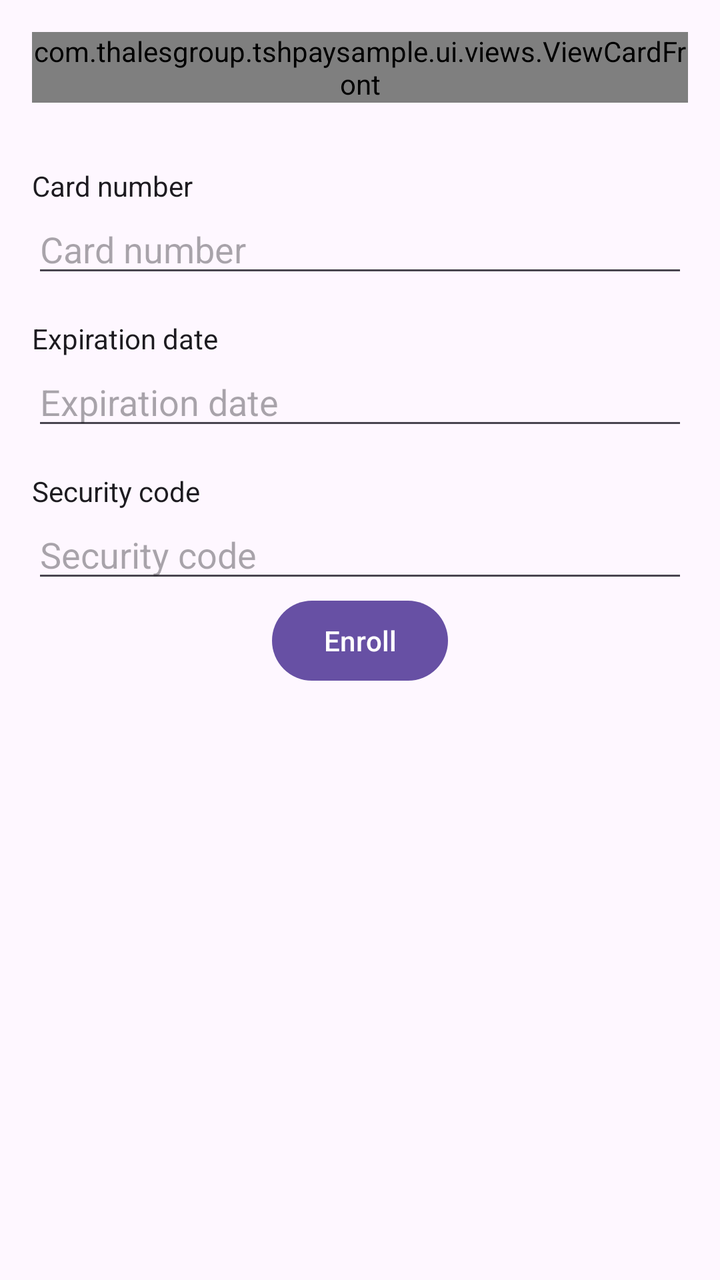
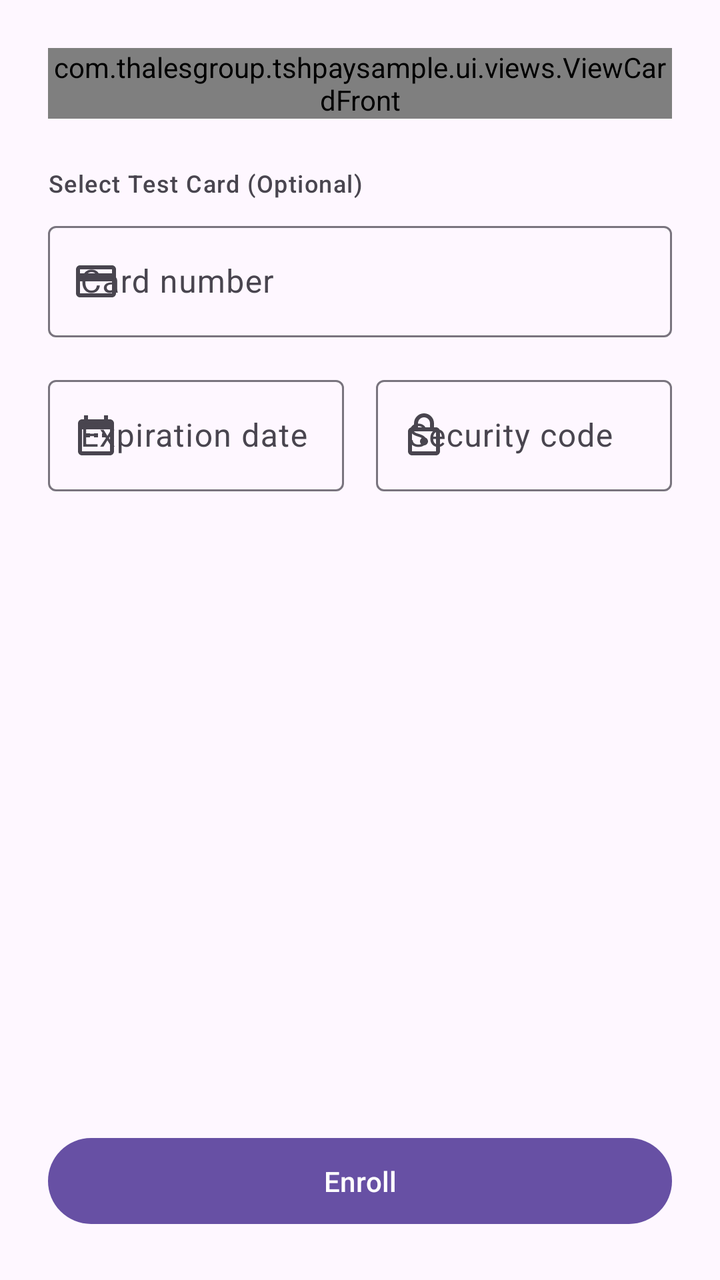

Compare the two renders of this Android layout. The source of the first and the diff that turns it into the second are given below.
<!-- AndroidManifest.xml: application theme Theme.TSHPaySample.NEW -->
<!-- res/layout/fragment_card_enrollment.xml -->
<?xml version="1.0" encoding="utf-8"?>
<ScrollView xmlns:android="http://schemas.android.com/apk/res/android"
    android:orientation="vertical"
    android:layout_width="match_parent"
    android:layout_height="match_parent">

    <LinearLayout
        android:orientation="vertical"
        android:gravity="center|top"
        android:layout_width="match_parent"
        android:layout_height="wrap_content"
        android:padding="16dp">

        <com.thalesgroup.tshpaysample.ui.views.ViewCardFront
            android:id="@+id/fragment_card_enrollment_card_visual"
            android:layout_width="match_parent"
            android:layout_height="wrap_content"
            android:layout_marginBottom="16dp"/>

        <TextView
            android:layout_width="wrap_content"
            android:layout_height="wrap_content"
            android:layout_gravity="start"
            android:layout_marginTop="16dp"
            android:textColor="?attr/colorOnBackground"
            android:text="@string/fragment_card_enrollment_pan"/>
        <EditText
            android:id="@+id/fragment_card_enrollment_pan"
            android:layout_width="match_parent"
            android:layout_height="wrap_content"
            android:inputType="number"
            android:hint="@string/fragment_card_enrollment_pan"/>

        <TextView
            android:layout_width="wrap_content"
            android:layout_height="wrap_content"
            android:layout_gravity="start"
            android:layout_marginTop="16dp"
            android:textColor="?attr/colorOnBackground"
            android:text="@string/fragment_card_enrollment_exp"/>
        <EditText
            android:id="@+id/fragment_card_enrollment_exp"
            android:layout_width="match_parent"
            android:layout_height="wrap_content"
            android:inputType="number"
            android:hint="@string/fragment_card_enrollment_exp"/>

        <TextView
            android:layout_width="wrap_content"
            android:layout_height="wrap_content"
            android:layout_gravity="start"
            android:layout_marginTop="16dp"
            android:textColor="?attr/colorOnBackground"
            android:text="@string/fragment_card_enrollment_cvv"/>
        <EditText
            android:id="@+id/fragment_card_enrollment_cvv"
            android:layout_width="match_parent"
            android:layout_height="wrap_content"
            android:inputType="number"
            android:hint="@string/fragment_card_enrollment_cvv"/>

        <Space
            android:layout_width="match_parent"
            android:layout_height="0dp"
            android:layout_weight="1"/>

        <Button
            android:id="@+id/fragment_card_enrollment_button_enroll"
            android:layout_width="wrap_content"
            android:layout_height="wrap_content"
            android:text="@string/fragment_card_enrollment_button_enroll"/>

    </LinearLayout>

</ScrollView>
<!-- resources referenced by this layout -->
<resources>
  <string name="fragment_card_enrollment_button_enroll">Enroll</string>
  <string name="fragment_card_enrollment_cvv">Security code</string>
  <string name="fragment_card_enrollment_exp">Expiration date</string>
  <string name="fragment_card_enrollment_pan">Card number</string>
  <style name="Theme.TSHPaySample.NEW" parent="Theme.Material3.DayNight">
          
          <item name="colorSuccess">@color/colorSuccess</item>
      </style>
  <color name="colorSuccess">#388E3C</color>
</resources>

<!-- the commit's change to res/layout/fragment_card_enrollment.xml (unified diff, before → after) -->
@@ -1,75 +1,113 @@
 <?xml version="1.0" encoding="utf-8"?>
 <ScrollView xmlns:android="http://schemas.android.com/apk/res/android"
-    android:orientation="vertical"
+    xmlns:app="http://schemas.android.com/apk/res-auto"
     android:layout_width="match_parent"
-    android:layout_height="match_parent">
+    android:layout_height="match_parent"
+    android:fillViewport="true">
 
     <LinearLayout
-        android:orientation="vertical"
-        android:gravity="center|top"
         android:layout_width="match_parent"
         android:layout_height="wrap_content"
-        android:padding="16dp">
+        android:orientation="vertical"
+        android:padding="24dp">
 
         <com.thalesgroup.tshpaysample.ui.views.ViewCardFront
             android:id="@+id/fragment_card_enrollment_card_visual"
             android:layout_width="match_parent"
             android:layout_height="wrap_content"
-            android:layout_marginBottom="16dp"/>
+            android:layout_marginBottom="24dp" />
 
-        <TextView
-            android:layout_width="wrap_content"
-            android:layout_height="wrap_content"
-            android:layout_gravity="start"
-            android:layout_marginTop="16dp"
-            android:textColor="?attr/colorOnBackground"
-            android:text="@string/fragment_card_enrollment_pan"/>
-        <EditText
-            android:id="@+id/fragment_card_enrollment_pan"
+        <LinearLayout
             android:layout_width="match_parent"
             android:layout_height="wrap_content"
-            android:inputType="number"
-            android:hint="@string/fragment_card_enrollment_pan"/>
+            android:layout_marginBottom="8dp"
+            android:gravity="center_vertical"
+            android:orientation="horizontal"
+            android:id="@+id/fragment_card_enrollment_view_test_card_selection">
 
-        <TextView
-            android:layout_width="wrap_content"
-            android:layout_height="wrap_content"
-            android:layout_gravity="start"
-            android:layout_marginTop="16dp"
-            android:textColor="?attr/colorOnBackground"
-            android:text="@string/fragment_card_enrollment_exp"/>
-        <EditText
-            android:id="@+id/fragment_card_enrollment_exp"
+            <TextView
+                android:layout_width="0dp"
+                android:layout_height="wrap_content"
+                android:layout_weight="1"
+                android:text="@string/fragment_card_enrollment_test_cards_label"
+                android:textAppearance="?attr/textAppearanceLabelMedium"
+                android:textColor="?attr/colorOnSurfaceVariant" />
+
+            <Spinner
+                android:id="@+id/fragment_card_enrollment_spinner_test_cards"
+                android:layout_width="wrap_content"
+                android:layout_height="wrap_content"
+                android:background="@null"
+                android:minWidth="0dp"
+                android:minHeight="0dp"
+                android:padding="4dp" />
+        </LinearLayout>
+
+        <com.google.android.material.textfield.TextInputLayout
+            style="@style/Widget.Material3.TextInputLayout.OutlinedBox"
             android:layout_width="match_parent"
             android:layout_height="wrap_content"
-            android:inputType="number"
-            android:hint="@string/fragment_card_enrollment_exp"/>
+            android:layout_marginBottom="16dp"
+            android:hint="@string/fragment_card_enrollment_pan"
+            app:startIconDrawable="@drawable/outline_credit_card_24">
 
-        <TextView
-            android:layout_width="wrap_content"
-            android:layout_height="wrap_content"
-            android:layout_gravity="start"
-            android:layout_marginTop="16dp"
-            android:textColor="?attr/colorOnBackground"
-            android:text="@string/fragment_card_enrollment_cvv"/>
-        <EditText
-            android:id="@+id/fragment_card_enrollment_cvv"
+            <com.google.android.material.textfield.TextInputEditText
+                android:id="@+id/fragment_card_enrollment_pan"
+                android:layout_width="match_parent"
+                android:layout_height="wrap_content"
+                android:inputType="number" />
+        </com.google.android.material.textfield.TextInputLayout>
+
+        <LinearLayout
             android:layout_width="match_parent"
             android:layout_height="wrap_content"
-            android:inputType="number"
-            android:hint="@string/fragment_card_enrollment_cvv"/>
+            android:orientation="horizontal">
 
-        <Space
+            <com.google.android.material.textfield.TextInputLayout
+                style="@style/Widget.Material3.TextInputLayout.OutlinedBox"
+                android:layout_width="0dp"
+                android:layout_height="wrap_content"
+                android:layout_marginEnd="8dp"
+                android:layout_weight="1"
+                android:hint="@string/fragment_card_enrollment_exp"
+                app:startIconDrawable="@drawable/outline_calendar_today_24">
+
+                <com.google.android.material.textfield.TextInputEditText
+                    android:id="@+id/fragment_card_enrollment_exp"
+                    android:layout_width="match_parent"
+                    android:layout_height="wrap_content"
+                    android:inputType="number" />
+            </com.google.android.material.textfield.TextInputLayout>
+
+            <com.google.android.material.textfield.TextInputLayout
+                style="@style/Widget.Material3.TextInputLayout.OutlinedBox"
+                android:layout_width="0dp"
+                android:layout_height="wrap_content"
+                android:layout_marginStart="8dp"
+                android:layout_weight="1"
+                android:hint="@string/fragment_card_enrollment_cvv"
+                app:startIconDrawable="@drawable/outline_lock_24">
+
+                <com.google.android.material.textfield.TextInputEditText
+                    android:id="@+id/fragment_card_enrollment_cvv"
+                    android:layout_width="match_parent"
+                    android:layout_height="wrap_content"
+                    android:inputType="numberPassword" />
+            </com.google.android.material.textfield.TextInputLayout>
+        </LinearLayout>
+
+        <View
             android:layout_width="match_parent"
             android:layout_height="0dp"
-            android:layout_weight="1"/>
+            android:layout_weight="1" />
 
-        <Button
+        <com.google.android.material.button.MaterialButton
             android:id="@+id/fragment_card_enrollment_button_enroll"
-            android:layout_width="wrap_content"
+            android:layout_width="match_parent"
             android:layout_height="wrap_content"
-            android:text="@string/fragment_card_enrollment_button_enroll"/>
+            android:layout_marginTop="24dp"
+            android:padding="12dp"
+            android:text="@string/fragment_card_enrollment_button_enroll" />
 
     </LinearLayout>
-
 </ScrollView>
<!-- resource entries referenced after the edit -->
@@ -1,12 +1,50 @@
 <!-- resources referenced by this layout -->
 <resources>
+  <!-- drawable outline_calendar_today_24 (drawable) -->
+  <vector xmlns:android="http://schemas.android.com/apk/res/android"
+      android:width="24dp"
+      android:height="24dp"
+      android:viewportWidth="24"
+      android:viewportHeight="24"
+      android:tint="?attr/colorControlNormal">
+    <path
+        android:fillColor="@android:color/white"
+        android:pathData="M7,11h2v2H7zM19,4h-1V2h-2v2H8V2H6v2H5C3.89,4 3.01,4.9 3.01,6L3,20c0,1.1 0.89,2 2,2h14c1.1,0 2,-0.9 2,-2V6C21,4.9 20.1,4 19,4zM19,20H5V9h14V20zM11,11h2v2h-2zM15,11h2v2h-2z"/>
+  </vector>
+  <!-- drawable outline_credit_card_24 (drawable) -->
+  <vector xmlns:android="http://schemas.android.com/apk/res/android"
+      android:width="24dp"
+      android:height="24dp"
+      android:viewportWidth="24"
+      android:viewportHeight="24"
+      android:tint="?attr/colorControlNormal">
+    <path
+        android:fillColor="@android:color/white"
+        android:pathData="M20,4H4C2.89,4 2.01,4.89 2.01,6L2,18C2,19.11 2.89,20 4,20H20C21.11,20 22,19.11 22,18V6C22,4.89 21.11,4 20,4ZM20,18H4V12H20V18ZM20,8H4V6H20V8Z"/>
+  </vector>
+  <!-- drawable outline_lock_24 (drawable) -->
+  <vector xmlns:android="http://schemas.android.com/apk/res/android"
+      android:width="24dp"
+      android:height="24dp"
+      android:viewportWidth="24"
+      android:viewportHeight="24"
+      android:tint="?attr/colorControlNormal">
+    <path
+        android:fillColor="@android:color/white"
+        android:pathData="M12,17c1.1,0 2,-0.9 2,-2s-0.9,-2 -2,-2 -2,0.9 -2,2 0.9,2 2,2zM18,8h-1V6c0,-2.76 -2.24,-5 -5,-5S7,3.24 7,6v2H6c-1.1,0 -2,0.9 -2,2v10c0,1.1 0.9,2 2,2h12c1.1,0 2,-0.9 2,-2V10C20,8.9 19.1,8 18,8zM9,6c0,-1.66 1.34,-3 3,-3s3,1.34 3,3v2H9V6zM18,20H6V10h12V20z"/>
+  </vector>
   <string name="fragment_card_enrollment_button_enroll">Enroll</string>
   <string name="fragment_card_enrollment_cvv">Security code</string>
   <string name="fragment_card_enrollment_exp">Expiration date</string>
   <string name="fragment_card_enrollment_pan">Card number</string>
+  <string name="fragment_card_enrollment_test_cards_label">Select Test Card (Optional)</string>
   <style name="Theme.TSHPaySample.NEW" parent="Theme.Material3.DayNight">
           
           <item name="colorSuccess">@color/colorSuccess</item>
+  
+          
+          <item name="android:windowLightStatusBar">true</item>
+          <item name="android:statusBarColor">@android:color/transparent</item>
       </style>
   <color name="colorSuccess">#388E3C</color>
 </resources>
